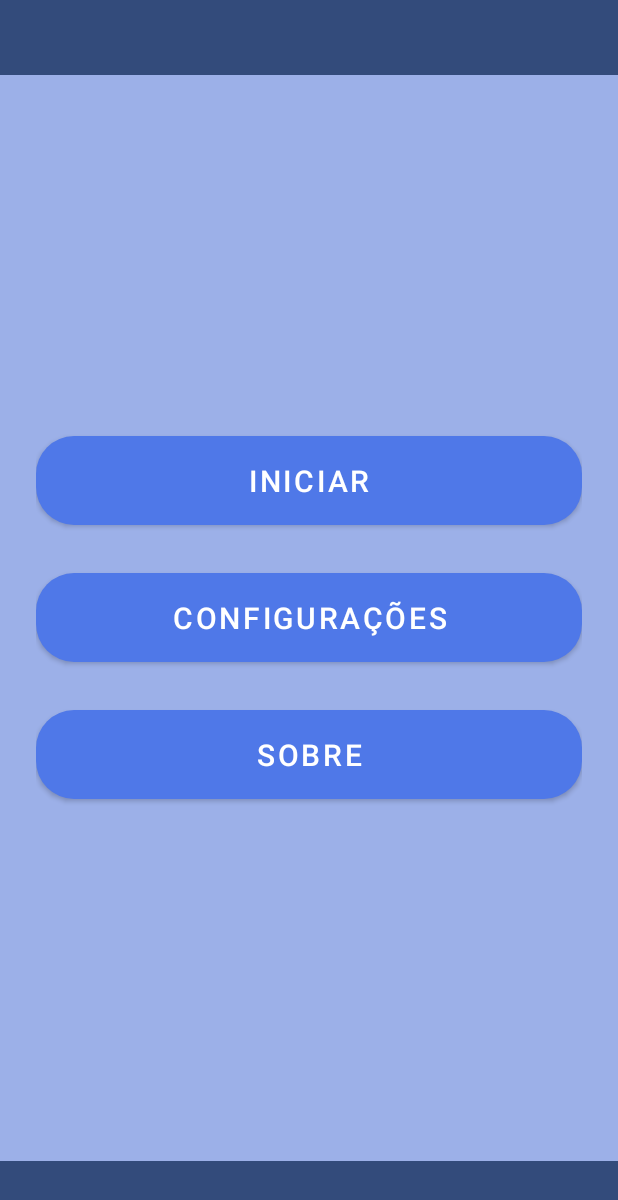
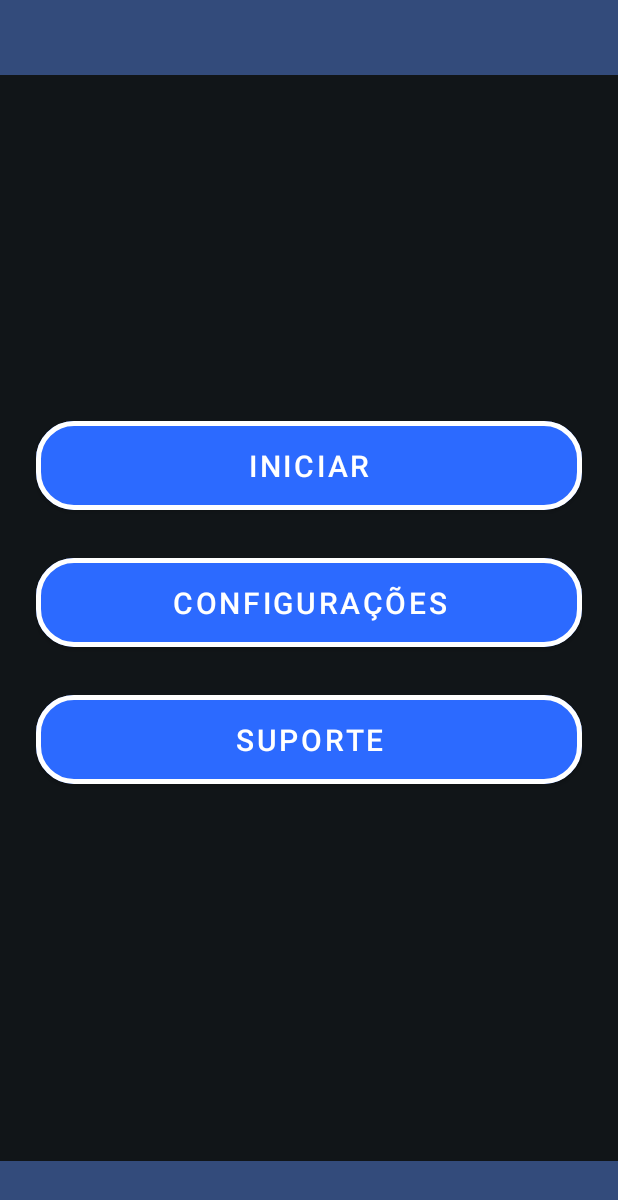
Before and after one commit to LucasSilva3101/TCC_VisionWay, an Android app: the screen it shows after launch (MenuActivity), on a phone screen of 412 x 824 dp. Shown: the top 1200 px of the screen. Run offline under Robolectric (Android 15) with nearby library versions, the phone set to English and light mode, and no system bars; 2 statements that could not run were skipped.

Commit message:
Alto contraste telas

```diff
--- a/app/src/main/res/layout/activity_config.xml
+++ b/app/src/main/res/layout/activity_config.xml
@@ -21,7 +21,7 @@
         android:gravity="center"
         android:orientation="vertical"
         android:padding="24dp"
-        android:background="#9cb0e8">
+        android:background="#111518">
 
 
 
@@ -30,15 +30,16 @@
             android:layout_width="match_parent"
             android:layout_height="wrap_content"
             android:layout_marginBottom="20dp"
-            android:text="ESCOLHER VOZ"
+            android:text="Escolher voz"
             android:textSize="20sp"
-            android:textColor="@android:color/white"
+            android:textColor="#FFFFFF"
             android:padding="16dp"
+            android:textAllCaps="false"
             app:cornerRadius="25dp"
-            app:backgroundTint="#4f78e8"
-            app:rippleColor="@android:color/darker_gray"
-            android:textAllCaps="false"
-            tools:ignore="HardcodedText" />
+            app:strokeWidth="3dp"
+            app:strokeColor="#FFFFFF"
+            app:backgroundTint="#2c6aff"
+            app:rippleColor="@android:color/darker_gray" />
 
 
 
--- a/app/src/main/res/layout/activity_menu.xml
+++ b/app/src/main/res/layout/activity_menu.xml
@@ -19,19 +19,22 @@
         android:gravity="center"
         android:orientation="vertical"
         android:padding="24dp"
-        android:background="#9cb0e8">
+        android:background="#111518">
 
         <com.google.android.material.button.MaterialButton
             android:id="@+id/btnIniciar"
             android:layout_width="match_parent"
             android:layout_height="wrap_content"
             android:layout_marginBottom="20dp"
-            android:text="Iniciar"
+            android:text="INICIAR"
             android:textSize="20sp"
-            android:textColor="@android:color/white"
+            android:textColor="#FFFFFF"
             android:padding="16dp"
+            android:textAllCaps="false"
             app:cornerRadius="25dp"
-            app:backgroundTint="#4f78e8"
+            app:strokeWidth="3dp"
+            app:strokeColor="#FFFFFF"
+            app:backgroundTint="#2c6aff"
             app:rippleColor="@android:color/darker_gray" />
 
         <com.google.android.material.button.MaterialButton
@@ -39,24 +42,31 @@
             android:layout_width="match_parent"
             android:layout_height="wrap_content"
             android:layout_marginBottom="20dp"
-            android:text="Configurações"
+            android:text="CONFIGURAÇÕES"
             android:textSize="20sp"
-            android:textColor="@android:color/white"
+            android:textColor="#FFFFFF"
             android:padding="16dp"
+            android:textAllCaps="false"
             app:cornerRadius="25dp"
-            app:backgroundTint="#4f78e8"
+            app:strokeWidth="3dp"
+            app:strokeColor="#FFFFFF"
+            app:backgroundTint="#2c6aff"
             app:rippleColor="@android:color/darker_gray" />
 
         <com.google.android.material.button.MaterialButton
-            android:id="@+id/btnSobre"
+            android:id="@+id/btnSuporte"
             android:layout_width="match_parent"
             android:layout_height="wrap_content"
-            android:text="Sobre"
+            android:layout_marginBottom="20dp"
+            android:text="SUPORTE"
             android:textSize="20sp"
-            android:textColor="@android:color/white"
+            android:textColor="#FFFFFF"
             android:padding="16dp"
+            android:textAllCaps="false"
             app:cornerRadius="25dp"
-            app:backgroundTint="#4f78e8"
+            app:strokeWidth="3dp"
+            app:strokeColor="#FFFFFF"
+            app:backgroundTint="#2c6aff"
             app:rippleColor="@android:color/darker_gray" />
 
     </LinearLayout>
```
